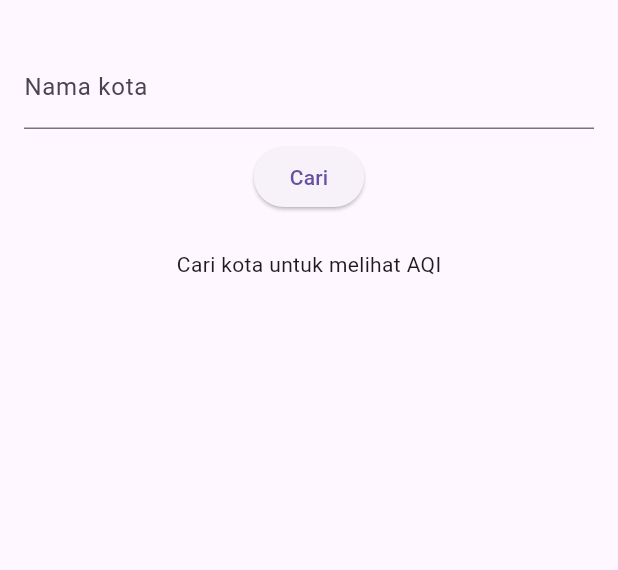
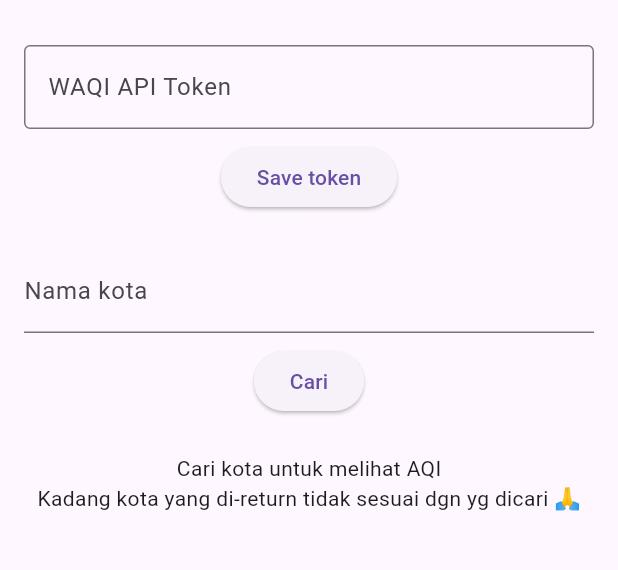
Before and after one commit to Sevgi11im/Pemograman_Mobile_A_AirQualityApp, a Flutter app: the screen it shows after launch, after a tap on "Cari", on a phone screen of 412 x 824 dp, the part 63-633 px from its top. Run offline on Flutter 3.47's test engine with Material 3 defaults, Android fonts, the phone set to English and light mode, and no system bars; our stand-ins replace shared_preferences.

Commit message:
hardcoded token -> input token manual di ui -> tersimpan secara lokal (sharedpreferences)

```diff
--- a/lib/main.dart
+++ b/lib/main.dart
@@ -3,9 +3,18 @@ import 'package:flutter/material.dart';
 import 'package:http/http.dart' as http;
 import 'package:shared_preferences/shared_preferences.dart';
 
-const String token = 'TOKEN';
+Future<String?> getToken() async {
+  final prefs = await SharedPreferences.getInstance();
+  return prefs.getString('waqi_token');
+}
 
 Future<Map<String, dynamic>> fetchAqi(String city) async {
+  final token = await getToken();
+
+  if (token == null || token.isEmpty) {
+    throw Exception('API token not found');
+  }
+
   final url = Uri.parse('https://api.waqi.info/feed/$city/?token=$token');
   final res = await http.get(url);
   final json = jsonDecode(res.body);
@@ -25,7 +34,9 @@ class HomePage extends StatefulWidget {
 }
 
 class _HomePageState extends State<HomePage> {
-  final _controller = TextEditingController();
+  final _cityController = TextEditingController();
+  final _tokenController = TextEditingController();
+
   Future<Map<String, dynamic>>? _future;
 
   @override
@@ -44,23 +55,49 @@ class _HomePageState extends State<HomePage> {
   Future<void> _loadLastCity() async {
     final prefs = await SharedPreferences.getInstance();
     final last = prefs.getString('last_city');
-    if (last != null) {
-      _controller.text = last;
+    final token = prefs.getString('waqi_token');
+
+    if (last != null && token != null && token.isNotEmpty) {
+      _cityController.text = last;
+
+      if (!mounted) return;
+
       setState(() => _future = _load(last));
     }
   }
 
+  Future<void> _saveToken() async {
+    final token = _tokenController.text.trim();
+
+    if (token.isEmpty) return;
+
+    final prefs = await SharedPreferences.getInstance();
+    await prefs.setString('waqi_token', token);
+
+    _tokenController.clear();
+
+    if (!mounted) return;
+
+    ScaffoldMessenger.of(context).showSnackBar (
+      const SnackBar(content: Text('API token saved')),
+    );
+  }
+
   void _search() {
-    final city = _controller.text.trim();
+    final city = _cityController.text.trim();
+
     if (city.isEmpty) return;
-    setState(() => _future = _load(city));
+
+    setState(() {
+      _future = _load(city);
+    });
   }
 
   String _category(int aqi) {
     if (aqi <= 50) return 'Baik';
     if (aqi <= 100) return 'Sedang';
     if (aqi <= 150) return 'Tidak sehat untuk kelompok sensitif';
-    if (aqi <= 200) return 'Tidka sehat';
+    if (aqi <= 200) return 'Tidak sehat';
     if (aqi <= 300) return 'Sangat tidak sehat';
     return 'Berbahaya';
   }
@@ -68,7 +105,7 @@ class _HomePageState extends State<HomePage> {
   Color _color(int aqi) {
     if (aqi <= 50) return Colors.green;
     if (aqi <= 100) return Colors.yellow.shade700;
-    if (aqi <= 150) return Colors.orange;
+    if (aqi <= 150) return const Color.fromARGB(255, 255, 157, 0);
     if (aqi <= 200) return Colors.red;
     if (aqi <= 300) return Colors.purple;
     return Colors.brown;
@@ -82,16 +119,38 @@ class _HomePageState extends State<HomePage> {
         padding: const EdgeInsets.all(16),
         child: Column(
           children: [
+
             TextField(
-              controller: _controller,
+              controller: _tokenController,
+              obscureText: true,
+              decoration: const InputDecoration(
+                labelText: 'WAQI API Token',
+                border: OutlineInputBorder(),
+              ),
+            ),
+
+            const SizedBox(height: 8),
+
+            ElevatedButton(
+              onPressed: _saveToken,
+              child: const Text('Save token'),
+            ),
+
+            const SizedBox(height: 24),
+
+            TextField(
+              controller: _cityController,
               decoration: const InputDecoration(labelText: 'Nama kota'),
               onSubmitted: (_) => _search(),
             ),
+
             const SizedBox(height: 8),
             ElevatedButton(onPressed: _search, child: const Text('Cari')),
             const SizedBox(height: 24),
-            if (_future == null)
-              const Text('Cari kota untuk melihat AQI')
+            if (_future == null) ...[
+              const Text('Cari kota untuk melihat AQI'),
+              const Text('Kadang kota yang di-return tidak sesuai dgn yg dicari 🙏'),
+            ]
             else
               FutureBuilder<Map<String, dynamic>>(
                 future: _future,
@@ -122,6 +181,13 @@ class _HomePageState extends State<HomePage> {
       ),
     );
   }
+
+  @override
+  void dispose() {
+    _cityController.dispose();
+    _tokenController.dispose();
+    super.dispose();
+  }
 }
 
 
```
